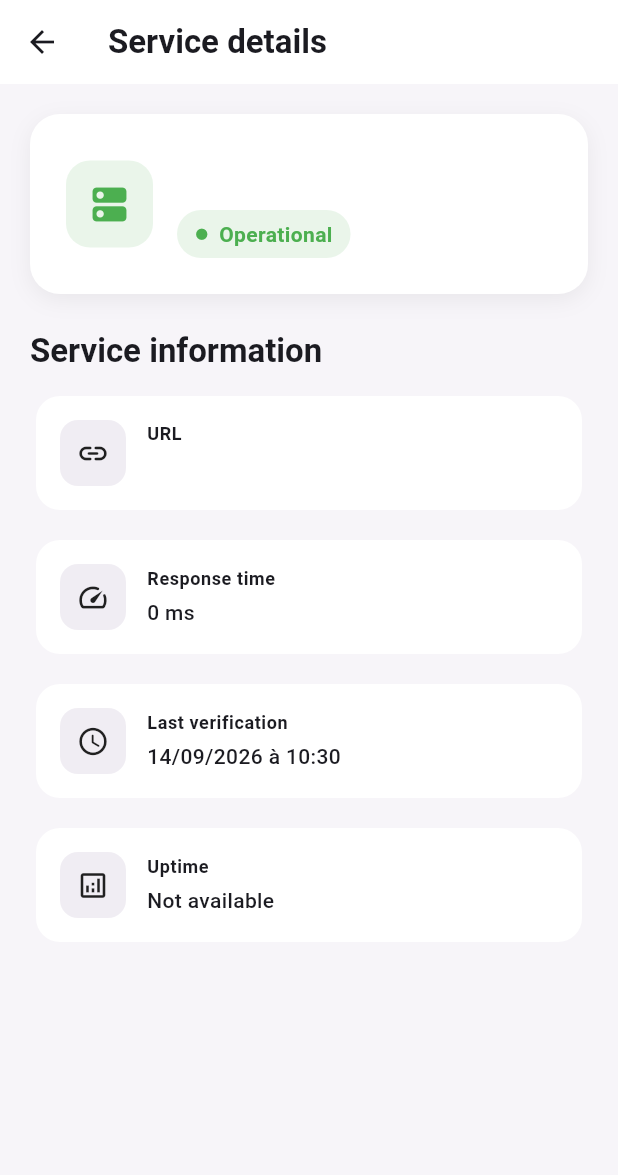
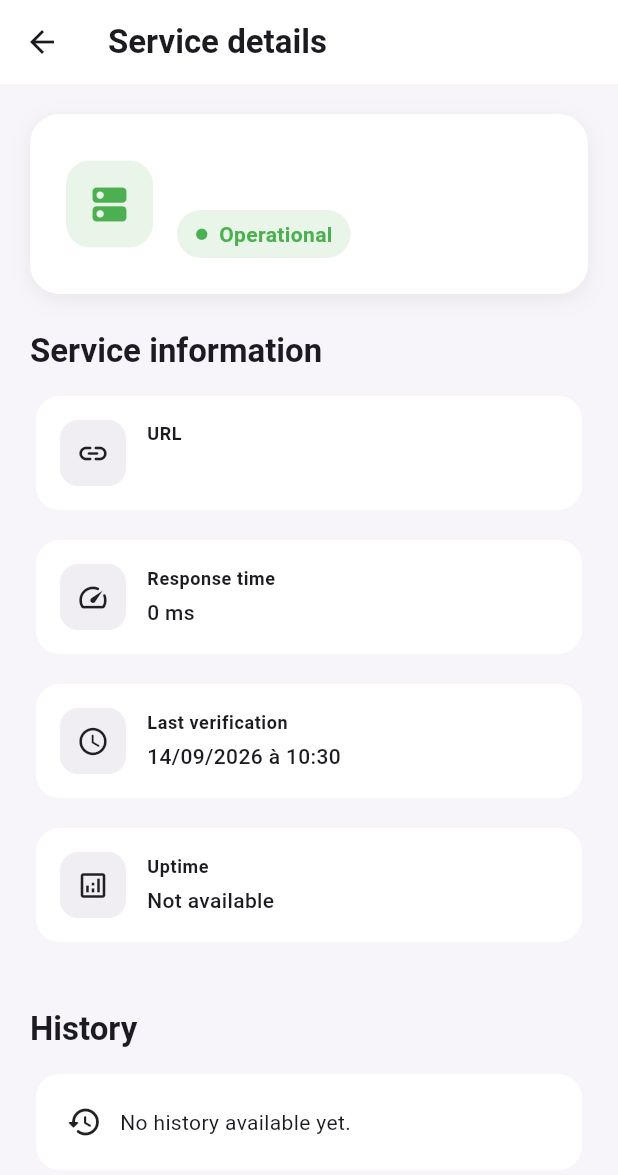
Before and after one commit to Fenohasina08/statusdesk, a Flutter app: the ServiceDetailScreen screen opened directly with empty values, on a phone screen of 412 x 824 dp. Shown: the top 1175 px of the screen. Run offline on Flutter 3.47's test engine with Material 3 defaults, Android fonts, the phone set to English and light mode, and no system bars; our stand-ins replace hive, hive_flutter; accounts and stored records are empty.

Commit message:
add service history to detail screen

```diff
--- a/lib/screens/service_detail_screen.dart
+++ b/lib/screens/service_detail_screen.dart
@@ -1,12 +1,15 @@
 import 'package:flutter/material.dart';
+import '../models/history_entry.dart';
 import '../models/service.dart';
 
 class ServiceDetailScreen extends StatelessWidget {
   final Service service;
+  final List<HistoryEntry> history;
 
   const ServiceDetailScreen({
     super.key,
     required this.service,
+    this.history = const [],
   });
 
   String _statusLabel(ServiceStatus status) {
@@ -151,6 +154,7 @@ class ServiceDetailScreen extends StatelessWidget {
 
                 const SizedBox(height: 24),
 
+                // Informations du service
                 Text(
                   'Service information',
                   style: Theme.of(context).textTheme.titleLarge?.copyWith(
@@ -160,7 +164,6 @@ class ServiceDetailScreen extends StatelessWidget {
 
                 const SizedBox(height: 12),
 
-                // Informations
                 LayoutBuilder(
                   builder: (context, constraints) {
                     final isWide = constraints.maxWidth >= 600;
@@ -216,6 +219,53 @@ class ServiceDetailScreen extends StatelessWidget {
                     );
                   },
                 ),
+
+                const SizedBox(height: 28),
+
+                // Historique
+                Text(
+                  'History',
+                  style: Theme.of(context).textTheme.titleLarge?.copyWith(
+                        fontWeight: FontWeight.bold,
+                      ),
+                ),
+
+                const SizedBox(height: 12),
+
+                if (history.isEmpty)
+                  Card(
+                    elevation: 0,
+                    color: Colors.white,
+                    shape: RoundedRectangleBorder(
+                      borderRadius: BorderRadius.circular(16),
+                    ),
+                    child: const Padding(
+                      padding: EdgeInsets.all(20),
+                      child: Row(
+                        children: [
+                          Icon(Icons.history_rounded),
+                          SizedBox(width: 12),
+                          Expanded(
+                            child: Text(
+                              'No history available yet.',
+                            ),
+                          ),
+                        ],
+                      ),
+                    ),
+                  )
+                else
+                  ...history.map(
+                    (entry) => Padding(
+                      padding: const EdgeInsets.only(bottom: 10),
+                      child: _HistoryCard(
+                        entry: entry,
+                        formatDate: _formatDate,
+                        statusLabel: _statusLabel,
+                        statusColor: _statusColor,
+                      ),
+                    ),
+                  ),
               ],
             ),
           ),
@@ -289,3 +339,68 @@ class _InfoCard extends StatelessWidget {
     );
   }
 }
+
+class _HistoryCard extends StatelessWidget {
+  final HistoryEntry entry;
+  final String Function(DateTime) formatDate;
+  final String Function(ServiceStatus) statusLabel;
+  final Color Function(ServiceStatus) statusColor;
+
+  const _HistoryCard({
+    required this.entry,
+    required this.formatDate,
+    required this.statusLabel,
+    required this.statusColor,
+  });
+
+  @override
+  Widget build(BuildContext context) {
+    final color = statusColor(entry.status);
+
+    return Card(
+      elevation: 0,
+      color: Colors.white,
+      shape: RoundedRectangleBorder(
+        borderRadius: BorderRadius.circular(16),
+      ),
+      child: Padding(
+        padding: const EdgeInsets.all(16),
+        child: Row(
+          children: [
+            Icon(
+              Icons.circle,
+              size: 10,
+              color: color,
+            ),
+            const SizedBox(width: 12),
+            Expanded(
+              child: Column(
+                crossAxisAlignment: CrossAxisAlignment.start,
+                children: [
+                  Text(
+                    statusLabel(entry.status),
+                    style: TextStyle(
+                      color: color,
+                      fontWeight: FontWeight.bold,
+                    ),
+                  ),
+                  const SizedBox(height: 4),
+                  Text(
+                    formatDate(entry.checkedAt),
+                    style: Theme.of(context).textTheme.bodySmall,
+                  ),
+                ],
+              ),
+            ),
+            Text(
+              '${entry.responseTime} ms',
+              style: const TextStyle(
+                fontWeight: FontWeight.w600,
+              ),
+            ),
+          ],
+        ),
+      ),
+    );
+  }
+}
```
